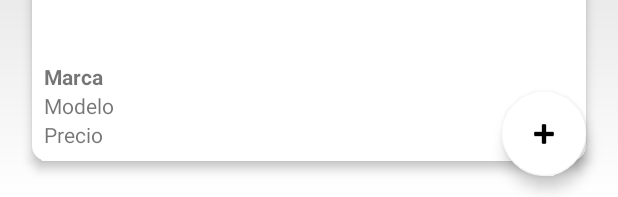
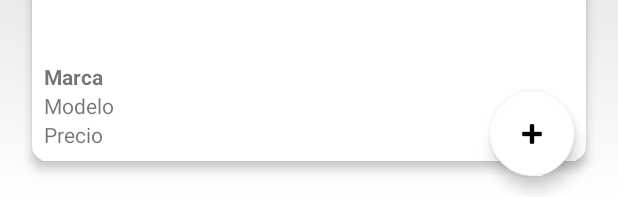
Before and after one commit to DomiHub/InstantCars, an Android app built with Jetpack Compose: the layout main_page.xml on its own in the app's theme, with its tools: preview values and no code run, on a phone screen of 412 x 824 dp. Shown: the part 1036-1233 px from the top of the screen. Run offline under Robolectric (Android 15) with nearby library versions, the phone set to English and light mode, and no system bars.

Commit message:
Empezando a añadir funcionalidad a MainPage

```diff
--- a/app/src/main/AndroidManifest.xml
+++ b/app/src/main/AndroidManifest.xml
@@ -1,6 +1,7 @@
 <?xml version="1.0" encoding="utf-8"?>
 <manifest xmlns:android="http://schemas.android.com/apk/res/android"
     xmlns:tools="http://schemas.android.com/tools">
+    <uses-permission android:name="android.permission.READ_MEDIA_IMAGES"/>
 
     <application
         android:allowBackup="true"
@@ -26,7 +27,7 @@
                 <category android:name="android.intent.category.LAUNCHER" />
             </intent-filter>
         </activity>
-        <activity android:name=".MainActivity"
+        <activity android:name=".MainPageActivity"
             android:exported="true">
             <intent-filter>
                 <action android:name="android.intent.action.MAIN" />
--- a/app/src/main/java/com/domingo/instantcars/PortalActivity.kt
+++ b/app/src/main/java/com/domingo/instantcars/PortalActivity.kt
@@ -49,7 +49,7 @@ class PortalActivity : AppCompatActivity() {
                         // Usuario autenticado correctamente
                         Toast.makeText(this, "Inicio de sesión exitoso", Toast.LENGTH_SHORT).show()
 
-                        val intent = Intent(this, MainActivity::class.java)
+                        val intent = Intent(this, MainPageActivity::class.java)
                         startActivity(intent)
                         finish() // Evita que vuelva a la pantalla de login con el botón atrás
 
--- a/app/src/main/java/com/domingo/instantcars/RegisterActivity.kt
+++ b/app/src/main/java/com/domingo/instantcars/RegisterActivity.kt
@@ -67,7 +67,7 @@ class RegisterActivity : AppCompatActivity() {
                             .addOnSuccessListener {
                                 Toast.makeText(this, "Usuario registrado correctamente", Toast.LENGTH_SHORT).show()
 
-                                val intent = Intent(this, MainActivity::class.java)
+                                val intent = Intent(this, MainPageActivity::class.java)
                                 startActivity(intent)
                                 finish()
                             }
--- a/app/src/main/java/com/domingo/instantcars/coche.kt
+++ b/app/src/main/java/com/domingo/instantcars/coche.kt
@@ -3,7 +3,9 @@ package com.domingo.instantcars
 data class Coche(
     val marca: String = "",
     val modelo: String = "",
-    val anio: Int = 0,
+    val anio: String = "",
     val precio: Double = 0.0,
-    val imagen: String = "" // URL de la imagen en Firebase Storage
+    val imagen: String = "", // URL de la imagen en Firebase Storage
+    val subidoPor: String = "", // UID del usuario que lo ha subido
+    val descripcion: String = ""
 )
--- /dev/null
+++ b/app/src/main/res/layout/formulario_coche.xml
@@ -0,0 +1,6 @@
+<?xml version="1.0" encoding="utf-8"?>
+<androidx.constraintlayout.widget.ConstraintLayout xmlns:android="http://schemas.android.com/apk/res/android"
+    android:layout_width="match_parent"
+    android:layout_height="match_parent">
+
+</androidx.constraintlayout.widget.ConstraintLayout>
--- a/app/src/main/res/layout/item_coche.xml
+++ b/app/src/main/res/layout/item_coche.xml
@@ -23,20 +23,20 @@
             android:id="@+id/txtMarca"
             android:layout_width="wrap_content"
             android:layout_height="wrap_content"
-            android:text="Marca"
+            android:text="@string/marca"
             android:textStyle="bold"/>
 
         <TextView
             android:id="@+id/txtModelo"
             android:layout_width="wrap_content"
             android:layout_height="wrap_content"
-            android:text="Modelo"/>
+            android:text="@string/modelo"/>
 
         <TextView
             android:id="@+id/txtPrecio"
             android:layout_width="wrap_content"
             android:layout_height="wrap_content"
-            android:text="Precio"/>
+            android:text="@string/precio"/>
     </LinearLayout>
 
 </androidx.cardview.widget.CardView>
--- a/app/src/main/res/layout/main_page.xml
+++ b/app/src/main/res/layout/main_page.xml
@@ -68,16 +68,16 @@
         android:id="@+id/fabAdd"
         android:layout_width="wrap_content"
         android:layout_height="wrap_content"
-        android:layout_marginEnd="16dp"
+        android:layout_marginEnd="24dp"
         android:layout_marginBottom="16dp"
+        android:contentDescription="@string/agregar"
         android:src="@android:drawable/ic_input_add"
-        android:contentDescription="@string/agregar"
+        app:backgroundTint="@android:color/white"
+        app:fabSize="normal"
+        app:layout_constraintBottom_toBottomOf="parent"
         app:layout_constraintEnd_toEndOf="parent"
-        app:layout_constraintBottom_toBottomOf="parent"
-        app:fabSize="normal"
-        app:tint="@android:color/black"
-        app:backgroundTint="@android:color/white"
+        app:strokeColor="@android:color/black"
         app:strokeWidth="2dp"
-        app:strokeColor="@android:color/black"/>
+        app:tint="@android:color/black" />
 
 </androidx.constraintlayout.widget.ConstraintLayout>
--- a/app/src/main/res/values/strings.xml
+++ b/app/src/main/res/values/strings.xml
@@ -15,4 +15,15 @@
     <string name="ya_tienes_cuenta_inicia_sesi_n">¿YA TIENES CUENTA? INICIA SESIÓN</string>
     <string name="bot_n_para_abrir_men_de_usuario">Botón para abrir menú de usuario</string>
     <string name="agregar">Agregar</string>
+    <string name="seleccionar_imagen">Seleccionar Imagen</string>
+    <string name="guardar_coche">Guardar Coche</string>
+    <string name="descripci_n_del_coche">Descripción del coche</string>
+    <string name="precio_del_coche">Precio del coche</string>
+    <string name="a_o_del_coche">Año del coche</string>
+    <string name="modelo_del_coche">Modelo del coche</string>
+    <string name="marca_del_coche">Marca del coche</string>
+    <string name="agregar_un_nuevo_coche">Agregar un nuevo coche</string>
+    <string name="modelo">Modelo</string>
+    <string name="marca">Marca</string>
+    <string name="precio">Precio</string>
 </resources>
```
Also changed, not shown: app/src/main/java/com/domingo/instantcars/MainActivity.kt (deleted, +0 -100 lines), app/src/main/java/com/domingo/instantcars/MainPageActivity.kt (added, +11 -0 lines), app/src/main/java/com/domingo/instantcars/cocheAdapter.kt (+7 -7 lines).
